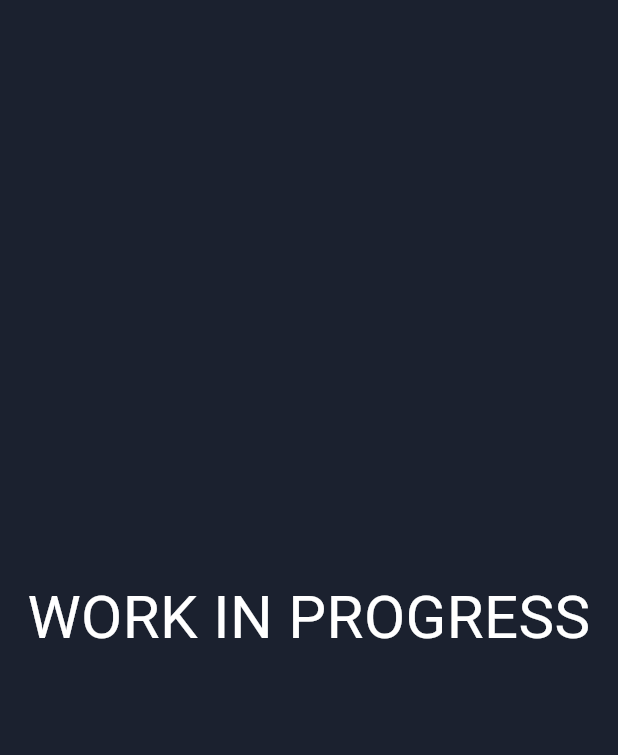
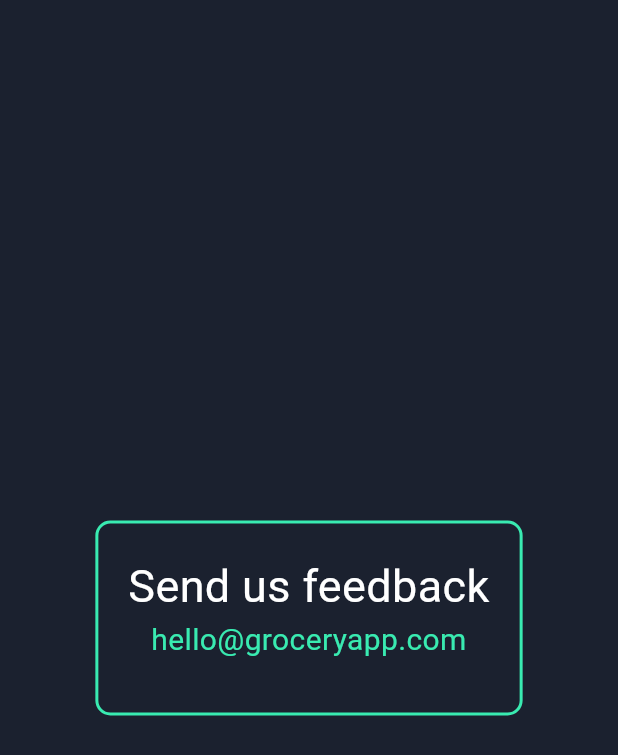
Before and after one commit to Bence749/grocery_app, a Flutter app: the SettingsPage screen opened directly, on a phone screen of 412 x 824 dp. Shown: the top 755 px of the screen. Run offline on Flutter 3.47's test engine with Material 3 defaults, Android fonts, the phone set to English and light mode, and no system bars; our stand-ins replace accordion, font_awesome_flutter, salomon_bottom_bar, shared_preferences; missing offline and left inert: mobile_scanner; accounts and stored records are empty.

Commit message:
master: Ready for release

```diff
--- a/lib/SettingsPage.dart
+++ b/lib/SettingsPage.dart
@@ -1,14 +1,55 @@
+import 'package:flutter/cupertino.dart';
 import 'package:flutter/material.dart';
+import 'package:url_launcher/url_launcher.dart';
+import 'package:url_launcher/url_launcher_string.dart';
 
 class SettingsPage extends StatelessWidget {
   const SettingsPage({super.key});
 
   @override
   Widget build(BuildContext context) {
+    Future<void> _launchURL(String toMailId, String subject) async {
+      try {
+        var url = 'mailto:$toMailId?subject=$subject';
+        if (await canLaunchUrlString(url)) {
+          debugPrint("Launching $url");
+          await launchUrlString(url);
+        } else {
+          throw 'Could not launch $url';
+        }
+      } catch (e) {
+        debugPrint('Error launching URL: $e');
+        // Handle error gracefully, like showing a snackbar or logging.
+      }
+    }
+
     return Scaffold(
       backgroundColor: Color(int.parse('0xFF1b212f')),
-      body: Center(
-        child: Text("WORK IN PROGRESS", textAlign: TextAlign.center, style: TextStyle(color: Colors.white, fontSize: 40))
+      body: Align(
+        alignment: Alignment.center,
+        child: Container(
+          height: 130,
+          decoration: BoxDecoration(
+            border: Border.all(
+                color: Color(int.parse('0xFF39EBB1')),
+                width: 2,
+            ),
+            borderRadius: BorderRadius.circular(10),
+            color: Color(int.parse('0xFF1b212f')),
+          ),
+          child: Padding(
+            padding: EdgeInsets.fromLTRB(20, 20, 20, 20),
+            child: Column(
+            children: [
+              Text("Send us feedback", textAlign: TextAlign.center, style: TextStyle(color: Colors.white, fontSize: 30)),
+              GestureDetector(
+                child: Text("hello@groceryapp.com", textAlign: TextAlign.center, style: TextStyle(color: Color(int.parse('0xFF39EBB1')), fontSize: 20)),
+                onTap: () => _launchURL("hello@groceryapp.com", "Feedback")
+              )
+            ],
+          ),
+          ),
+        ),
       ),
     );
   }
--- a/pubspec.yaml
+++ b/pubspec.yaml
@@ -33,20 +33,18 @@ dependencies:
   simple_barcode_scanner: ^0.1.0
   cupertino_icons: ^1.0.2
   salomon_bottom_bar: ^3.3.2
-  sqflite: ^2.3.2
   path: ^1.9.0
-  sqflite_common_ffi: ^2.0.0+3
-  sqflite_common_ffi_web: ^0.4.3
   mysql1: ^0.20.0
   flutter_dotenv: ^5.1.0
   flutter_svg: ^2.0.10+1
   shared_preferences: ^2.2.2
   mobile_scanner: ^4.0.1
-
   http: any
   accordion: ^2.6.0
   font_awesome_flutter: ^10.7.0
   provider: ^6.1.2
+  url_launcher: ^6.2.6
+
 devdependencies:
   flutter_test:
     sdk: flutter
```
Also changed, not shown: lib/main.dart (+4 -4 lines), pubspec.lock, 9 other files.
